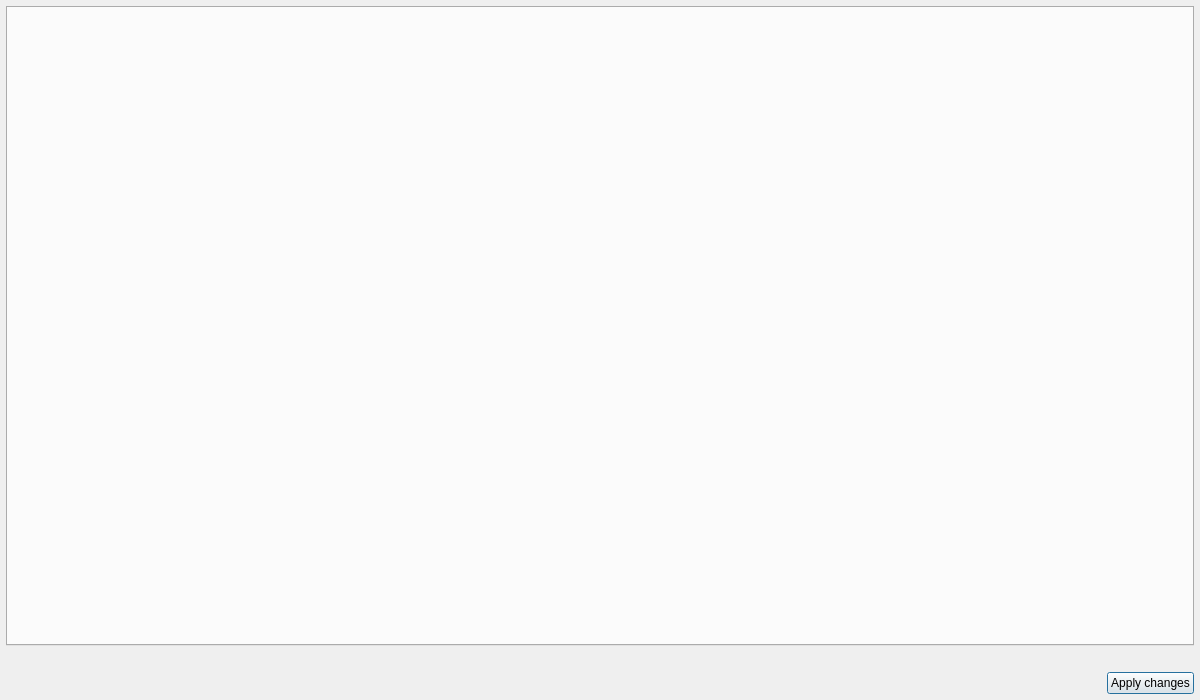
Old version of the form src/VeraGrid/Gui/DynamicModelEditor/dynamic_block_properties.ui in the repository JordiBejarUPC/veragrid-hvdc-bipolar-pfc.
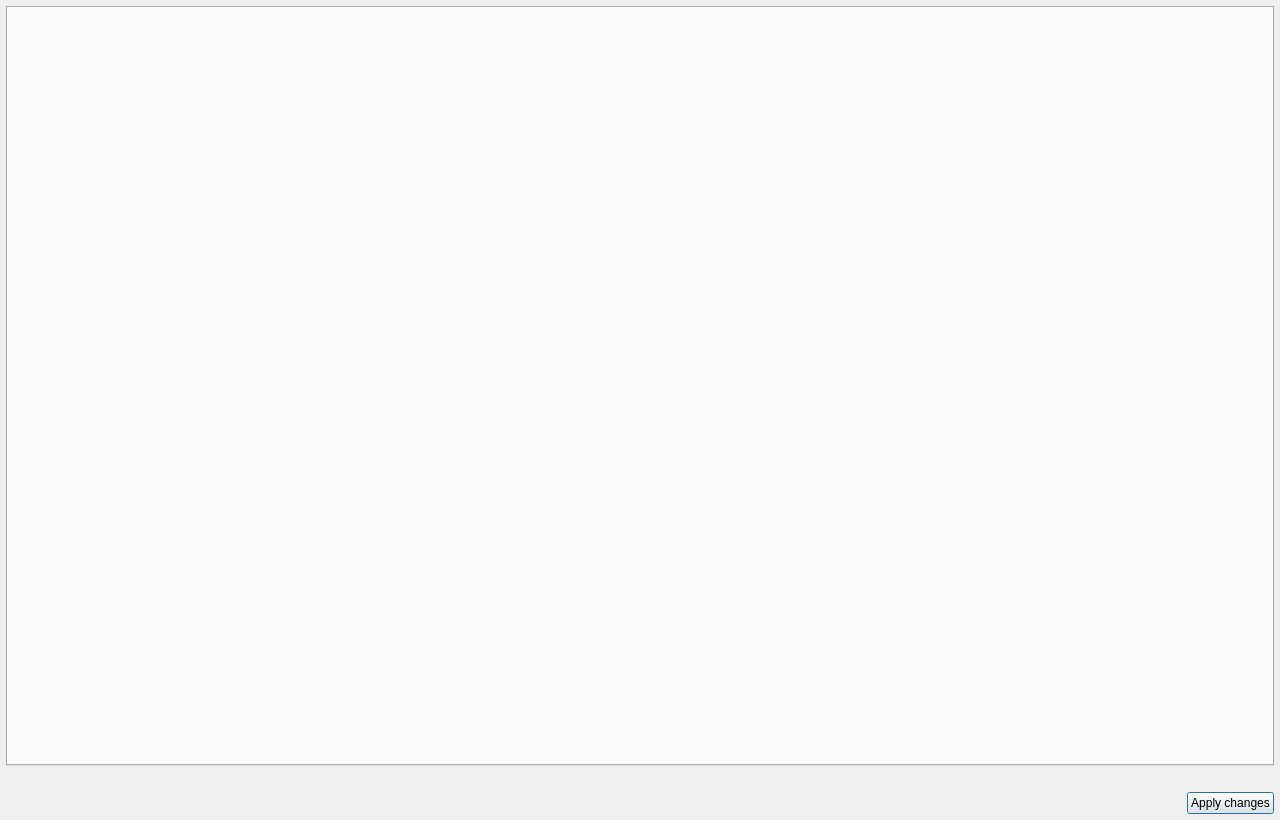
New version of the form. Icons and pictures are not drawn.

```diff
--- a/src/VeraGrid/Gui/DynamicModelEditor/dynamic_block_properties.ui
+++ b/src/VeraGrid/Gui/DynamicModelEditor/dynamic_block_properties.ui
@@ -6,8 +6,8 @@
    <rect>
     <x>0</x>
     <y>0</y>
-    <width>1200</width>
-    <height>700</height>
+    <width>1280</width>
+    <height>820</height>
    </rect>
   </property>
   <property name="windowTitle">
```
Left out of the diff: 2 changed lines with no effect on the pictures.
